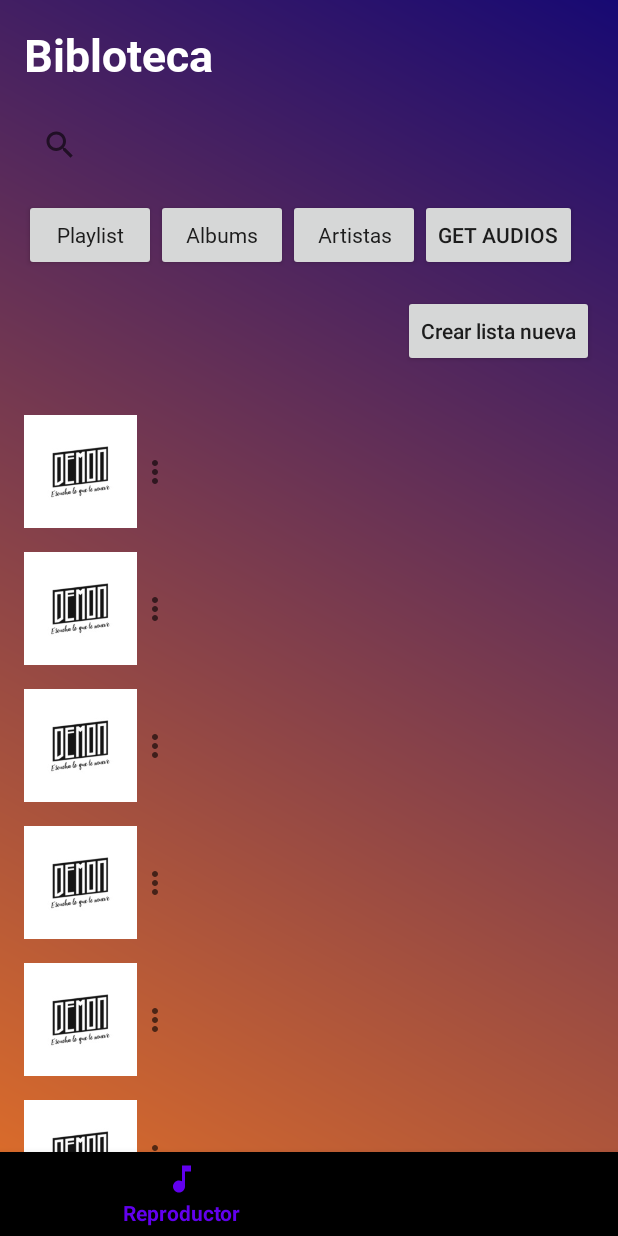
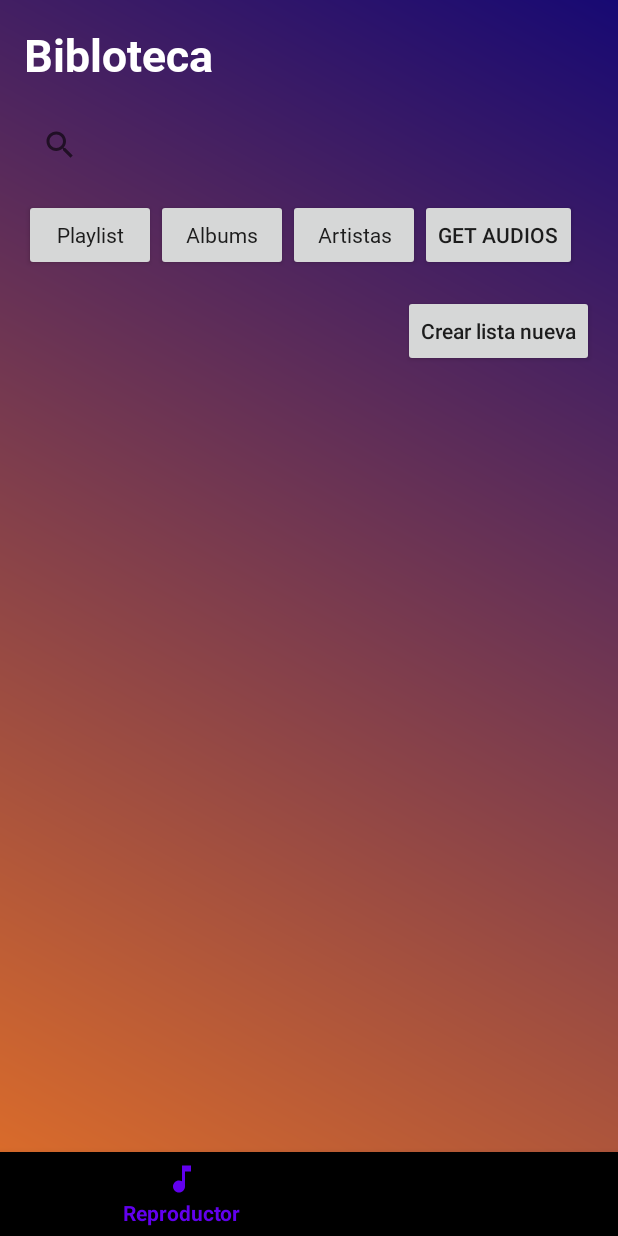
Before and after one commit to jcarloshg/demon_reproductor_musica, an Android app: the screen it shows after launch (MainActivity), on a phone screen of 412 x 824 dp. Run offline under Robolectric (Android 15) with nearby library versions, the phone set to English and light mode, and no system bars.

```diff
--- a/app/src/main/java/com/example/demonreproductormusica/BiblotecaFragment.java
+++ b/app/src/main/java/com/example/demonreproductormusica/BiblotecaFragment.java
@@ -156,9 +156,9 @@ public class BiblotecaFragment extends Fragment {
         // iniciañizate recyclerViewItems
         recyclerViewItems = view.findViewById(R.id.recycler_view);
         recyclerViewItems.setLayoutManager(new LinearLayoutManager(null));
-        arrayList_item = new ArrayList<>();
 
-        ListItemAdapter listItemAdapter = new ListItemAdapter(createList(20));
+        arrayList_item = new DBPlaylist(view.getContext()).get_all_laylist();
+        ListItemAdapter listItemAdapter = new ListItemAdapter(arrayList_item);
         recyclerViewItems.setAdapter(listItemAdapter);
 
         return view;
--- a/app/src/main/java/com/example/demonreproductormusica/db/DBPlaylist.java
+++ b/app/src/main/java/com/example/demonreproductormusica/db/DBPlaylist.java
@@ -44,14 +44,14 @@ public class DBPlaylist extends DB {
         ArrayList<ListItem> list = new ArrayList<>();
         Cursor cursor = null;
 
-        cursor = sqLiteDatabase.rawQuery("SELECT * FROM " + TABLE_PLAYLIST, null);
+        cursor = sqLiteDatabase.rawQuery("SELECT * FROM " + DB.TABLE_PLAYLIST, null);
 
         if (cursor.moveToFirst()){
             do {
                 ListItem listItem = new ListItem();
                 listItem.setId(cursor.getInt(0));
                 listItem.setTitle(cursor.getString(1));
-                listItem.setSubtitle(cursor.getString(2));
+                listItem.setSubtitle(null);
                 list.add(listItem);
             }while (cursor.moveToNext());
         }
--- a/app/src/main/res/layout/list_items.xml
+++ b/app/src/main/res/layout/list_items.xml
@@ -27,7 +27,7 @@
 
     <LinearLayout
         android:id="@+id/linearLayout5"
-        android:layout_width="0dp"
+        android:layout_width="wrap_content"
         android:layout_height="wrap_content"
         android:orientation="vertical"
         android:padding="10dp"
```
